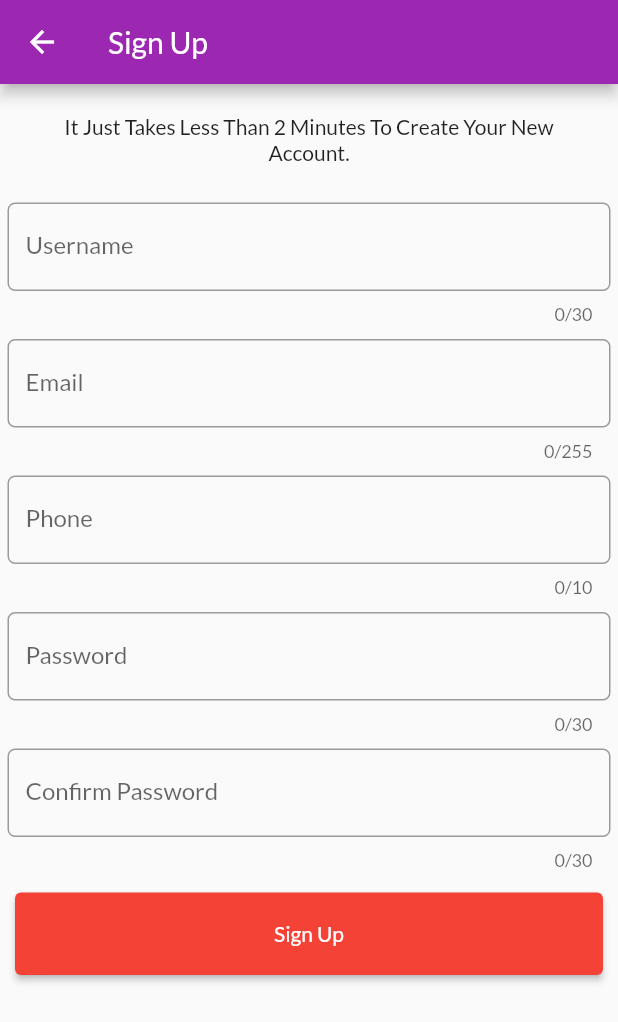
After one commit to AradhyaNepal/SoloShopApp, a Flutter app: the SignUpPage screen opened directly, on a phone screen of 412 x 824 dp. The commit adds this screen. Shown: the top 1022 px of the screen. Run offline on Flutter 3.47's test engine with Material 2 defaults, Android fonts, the phone set to English and light mode, and no system bars; our stand-ins replace cloud_firestore, firebase_auth, firebase_core; accounts and stored records are empty; statements that could not run were skipped.

Commit message:
Rewatching shop course 4.5/5

```diff
--- a/lib/common/Constants.dart
+++ b/lib/common/Constants.dart
@@ -0,0 +1,25 @@
+import 'package:flutter/material.dart';
+
+class Constants{
+  bool passwordVisible=false;
+  InputDecoration getInputDecoration(String labelText,{passwordMode=false}){
+    return InputDecoration(
+      labelText: labelText,
+      border: OutlineInputBorder(
+        borderSide: BorderSide(color: Colors.transparent),
+        borderRadius: BorderRadius.all(Radius.circular(5.0)),
+      ),
+      icon: passwordMode?IconButton(
+          onPressed: (){
+            passwordVisible=!passwordVisible;
+          },
+          icon: passwordVisible?Icon(Icons.visibility_off):Icon(Icons.visibility)
+      ):null,
+      focusedBorder: OutlineInputBorder(
+        borderRadius: BorderRadius.all(Radius.circular(5)),
+        borderSide: BorderSide(color: Colors.blue),
+
+      ),
+    );
+  }
+}
--- /dev/null
+++ b/lib/screen/authetication/page/SignUpPage.dart
@@ -0,0 +1,167 @@
+import 'package:flutter/material.dart';
+import 'package:solo_shop_app_practice/common/Constants.dart';
+import 'package:solo_shop_app_practice/screen/authetication/provider/AlternativeAuthenticationClass.dart';
+import 'package:solo_shop_app_practice/screen/authetication/provider/LoadingProvider.dart';
+import 'package:provider/provider.dart';
+
+class SignUpPage extends StatefulWidget {
+  static const String route='SignUpPage';
+  @override
+  _SignUpPageState createState() => _SignUpPageState();
+}
+
+class _SignUpPageState extends State<SignUpPage> {
+  final userNameController=TextEditingController();
+  final emailNameController=TextEditingController();
+  final phoneNameController=TextEditingController();
+  final passwordNameController=TextEditingController();
+  final confirmPasswordNameController=TextEditingController();
+  GlobalKey<FormState> key=GlobalKey<FormState>();
+  @override
+  Widget build(BuildContext context) {
+
+
+    return ChangeNotifierProvider(
+      create:(context)=> LoadingProvider(),
+      child: Scaffold(
+        appBar: AppBar(
+          title: Text('Sign Up'),
+        ),
+        body: Form(
+          key: key,
+          child: ListView(
+            children: [
+              Container(
+                alignment: Alignment.center,
+                padding: EdgeInsets.all(10),
+                margin: EdgeInsets.all(10),
+                child:Text('It Just Takes Less Than 2 Minutes To Create Your New Account.',textAlign: TextAlign.center,) ,
+              ),
+
+              Padding(
+                padding: EdgeInsets.all(5),
+                child: TextFormField(
+                  maxLength: 30,
+                  controller: userNameController,
+                  textInputAction: TextInputAction.next,
+                  decoration: Constants().getInputDecoration('Username'),
+                  validator: (value)=>value==null || value.length<1?'Please Enter Username':null,
+                ),
+              ),
+              Padding(
+                padding: EdgeInsets.all(5),
+                child: TextFormField(
+                  controller: emailNameController,
+                  maxLength: 255,
+                  textInputAction: TextInputAction.next,
+                  decoration: Constants().getInputDecoration('Email'),
+                  validator: (value){
+                    if (value==null || value.length<1) return 'Please Enter Email';
+
+                    return null;
+                  },
+                ),
+              ),
+              Padding(
+                padding: EdgeInsets.all(5),
+                child: TextFormField(
+                  controller: phoneNameController,
+                  maxLength: 10,
+                  keyboardType: TextInputType.phone,
+                  textInputAction: TextInputAction.next,
+                  decoration: Constants().getInputDecoration('Phone'),
+                  validator: (value)=>value==null || value.length<10?'Please Enter 10 digit Phone number':null,
+                ),
+              ),
+              Padding(
+                padding: EdgeInsets.all(5),
+                child: TextFormField(
+                  controller: passwordNameController,
+                  maxLength: 30,
+                  textInputAction: TextInputAction.next,
+                  decoration: Constants().getInputDecoration('Password'),
+                  validator: (value)=>value==null || value.length<8?'Please Enter password with minimum 8 characters':null,
+                  obscureText: true,
+                ),
+              ),
+              Padding(
+                padding: EdgeInsets.all(5),
+                child: TextFormField(
+                  controller: confirmPasswordNameController,
+                  maxLength: 30,
+                  decoration: Constants().getInputDecoration('Confirm Password'),
+                  validator: (value){
+                    if (value==null || value.length<1) return 'Please Enter Password Confirmation';
+                    else if (value!=passwordNameController.text) return 'Password didn\'t match';
+                   return null;
+                  },
+                  obscureText: true,
+                ),
+              ),
+              Container(
+                height: 75,
+                padding: EdgeInsets.all(10),
+                decoration: BoxDecoration(
+                  borderRadius: BorderRadius.all(Radius.circular(5))
+                ),
+                child: Provider.of<LoadingProvider>(context).getLoading()?
+                ElevatedButton(
+                  style: ElevatedButton.styleFrom(primary: Colors.red),
+                  onPressed: (){
+                  },
+                  child: Row(
+                    mainAxisAlignment: MainAxisAlignment.center,
+                    children: [
+                      CircularProgressIndicator(),
+                      SizedBox(width: 10,),
+                      Text('Loading...')
+                    ]),
+                ):ElevatedButton(
+
+                  style: ElevatedButton.styleFrom(primary: Colors.red),
+                    onPressed: (){
+
+                      if(key.currentState!.validate()){
+                        Provider.of<LoadingProvider>(context,listen: false).toggleLoading();
+                        Future.delayed(Duration(seconds: 1),(){
+                          Provider.of<AuthenticationClass>(context).signUp(email:emailNameController.text.trim(), password: passwordNameController.text.trim()
+                            ,username: userNameController.text.trim(),phone: phoneNameController.text.trim()).then((value){
+                            if (value=='Done'){
+                              Navigator.pop(context);
+                            }
+
+                            ScaffoldMessenger.of(context).showSnackBar(SnackBar(content: Text(value)));
+                            Provider.of<LoadingProvider>(context,listen: false).toggleLoading();
+
+                          }
+
+                          );
+
+                        });
+
+
+
+                      }
+                    },
+                    child:Text('Sign Up'),
+                ),
+              ),
+            ],
+          ),
+        ),
+      ),
+    );
+  }
+
+
+  @override
+  void dispose() {
+    // TODO: implement dispose
+    userNameController.dispose();
+    emailNameController.dispose();
+    phoneNameController.dispose();
+    passwordNameController.dispose();
+    confirmPasswordNameController.dispose();
+    super.dispose();
+  }
+}
--- /dev/null
+++ b/lib/screen/authetication/provider/AlternativeAuthenticationClass.dart
@@ -0,0 +1,45 @@
+import 'package:cloud_firestore/cloud_firestore.dart';
+import 'package:firebase_auth/firebase_auth.dart';
+
+class AuthenticationClass{
+  final FirebaseAuth _firebaseAuth;
+  AuthenticationClass(this._firebaseAuth);
+
+  Stream<User?> get authStateChange => _firebaseAuth.authStateChanges();
+  Future<String> signIn({required String email,required String password}) async {
+    try{
+      await _firebaseAuth.signInWithEmailAndPassword(email: email, password: password);
+      print('Sign in done');
+      return 'Done';
+    } on FirebaseAuthException catch (e){
+      return e.message.toString();
+
+    }
+
+  }
+
+
+  Future<void> signOut() async{
+    await _firebaseAuth.signOut();
+  }
+  Future<String> signUp({required String email,required String password,required String username,required String phone}) async{
+    try{
+      await _firebaseAuth.createUserWithEmailAndPassword(email: email, password: password).then((value){
+        FirebaseFirestore.instance.collection('Users').doc(value.user!.uid).set(
+            {
+              'Username':username,
+              'Phone':phone
+            });
+
+      });
+
+
+      return 'Done';
+    }on FirebaseAuthException catch(e){
+      return e.message.toString();
+
+    }
+
+  }
+
+}
--- /dev/null
+++ b/lib/screen/authetication/provider/Auth.dart
@@ -0,0 +1,59 @@
+import 'dart:convert';
+
+import 'package:flutter/cupertino.dart';
+import 'package:http/http.dart' as http;
+import 'package:solo_shop_app_practice/models/HttpException.dart';
+class Auth with ChangeNotifier{
+  late String _token;
+  late DateTime _expiryDate;
+  late String _userId;
+
+  bool get isAuth{
+    return token!=null;
+  }
+
+  String? get token{
+    if (_expiryDate !=null && _expiryDate.isAfter(DateTime.now()) && _token !=null){
+      return _token;
+    }
+    return null;
+  }
+  Future<void> signUp(String email,String password) async{
+    return authenticate(email, password, 'signUp');
+
+  }
+
+
+  Future<void> login(String email,String password) async{
+   return authenticate(email, password, 'signInWithPassword');
+
+  }
+
+  Future<void> authenticate(String email,String password,String uses) async{
+
+    //this url must be changed
+    Uri uri=Uri.parse('https://identitytoolkit.googleapis.com/v1/accounts:$uses?key=AIzaSyC2hz_OpmfV0KQSnZDNiKBrGmV3pM0MaAE');
+    try{
+      final response=http.post(uri,body: json.encode({
+        'email':email,
+        'password':password,
+        'returnSecureToken':true,
+
+      }));
+      final responseData=json.decode(response.toString());//Error
+      if (responseData['error'] != null){
+        throw HttpException(responseData['error']['message']);
+      }
+
+      _token=responseData['idToken'];
+      _userId=responseData['localId'];
+      _expiryDate=DateTime.now().add(Duration(seconds: int.parse(responseData['expiresIn'])));
+      notifyListeners();
+    }catch(error){
+      throw error;
+    }
+
+  }
+
+
+}
--- /dev/null
+++ b/lib/screen/authetication/provider/LoadingProvider.dart
@@ -0,0 +1,19 @@
+import 'package:flutter/cupertino.dart';
+
+class LoadingProvider extends ChangeNotifier{
+  bool _isLoading=false;
+
+
+
+  void toggleLoading(){
+    print('I was here: $_isLoading');
+    _isLoading=!_isLoading;
+    print('I was here: $_isLoading');
+    notifyListeners();
+  }
+
+  bool getLoading(){
+    return _isLoading;
+
+  }
+}
--- a/lib/screen/orders/providers/OrderProvider.dart
+++ b/lib/screen/orders/providers/OrderProvider.dart
@@ -5,6 +5,8 @@ import 'package:http/http.dart' as http;
 import 'dart:convert';
 class OrderProvider with ChangeNotifier{
 
+  final String authToken;
+  OrderProvider(this.authToken);
   List<Order> _orders=[];
 
   List<Order> get orders{
@@ -12,7 +14,7 @@ class OrderProvider with ChangeNotifier{
   }
 
   Future<void> fetchOrder() async{
-    Uri url=Uri.parse('https://fir-practice-fff91.firebaseio.com/orders.json');
+    Uri url=Uri.parse('https://fir-practice-fff91.firebaseio.com/orders.json?auth=$authToken');
     final response=await http.get(url);
     final List<Order> loadedOrders=[];
     final Map<String,dynamic>? extractedData=json.decode(response.body) as Map<String,dynamic>;
@@ -37,7 +39,7 @@ class OrderProvider with ChangeNotifier{
   }
 
   Future<void> addOrder({required List<Cart> cartProducts,required double total}) async{
-    Uri url=Uri.parse('https://fir-practice-fff91.firebaseio.com/orders.json');
+    Uri url=Uri.parse('https://fir-practice-fff91.firebaseio.com/orders.json?auth=$authToken');
     final timeStamp=DateTime.now();
     final response=await http.post(url,body: json.encode({
       'amount':total,
```
Also changed, not shown: lib/main.dart (+19 -2 lines), lib/screen/authetication/page/SignInPage.dart (added, +156 -0 lines), lib/screen/products/page/ProductDetails.dart (+28 -12 lines), lib/screen/products/providers/ProductsProvider.dart (+7 -4 lines), lib/screen/products/widgets/SpecificProductWidget.dart (+10 -5 lines), pubspec.yaml (+5 -3 lines), images/placeholder.jpg (added), pubspec.lock.
